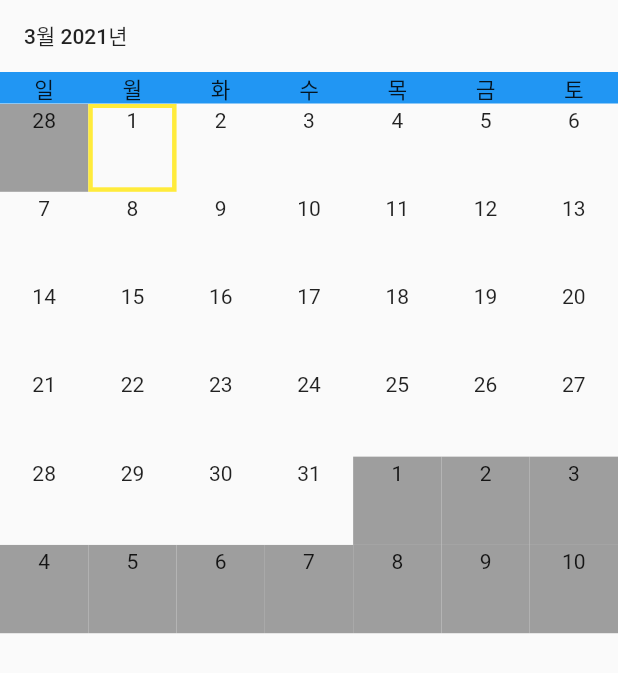
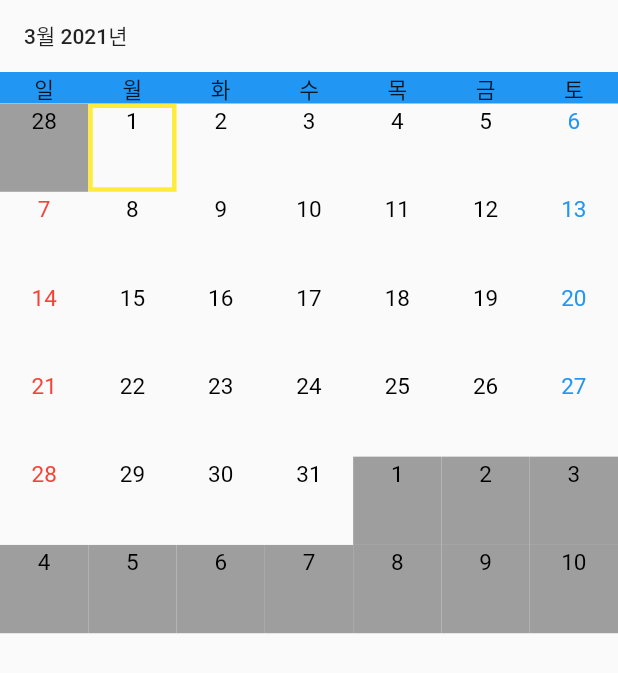
Before and after one commit to soogil/calendar, a Flutter app: the screen it shows after launch, on a phone screen of 412 x 824 dp. Shown: the top 673 px of the screen. Run offline on Flutter 3.47's test engine with Material 2 defaults, Android fonts, the phone set to English and light mode, and no system bars; our stand-ins replace flutter_bloc.

Commit message:
[soogil] 토요일, 일요일 날짜 색상 추가

```diff
--- a/lib/calendar/day/calendar-day.view.dart
+++ b/lib/calendar/day/calendar-day.view.dart
@@ -13,9 +13,9 @@ class CalendarDayView extends StatelessWidget {
   }
 
   Widget _buildUI() {
-    final weekDay = viewModel.itemIndexWeekDay;
+    final indexedFirstWeekDay = viewModel.indexedFirstWeekDay;
     final lastDayOfMonth = viewModel.currentLastDayOfMonth;
-    int prevDayOfMonth = viewModel.prevLastDayOfMonth - weekDay + 1;
+    int prevDayOfMonth = viewModel.prevLastDayOfMonth - indexedFirstWeekDay + 1;
     int nextDayOfMonth = viewModel.nextMonthFirstDay;
 
     return Container(
@@ -24,15 +24,24 @@ class CalendarDayView extends StatelessWidget {
           crossAxisCount: viewModel.daysPerWeek,
         ),
         itemBuilder: (context, index) {
-          final day = index - weekDay + 1;
+          final int day = index - indexedFirstWeekDay + 1;
 
-          if(weekDay > index) {
+          if (indexedFirstWeekDay > index) {
             return _getDayItem(prevDayOfMonth++, color: Colors.grey);
-          } else if(index > lastDayOfMonth + weekDay - 1) {
+          } else if (index > lastDayOfMonth + indexedFirstWeekDay - 1) {
             return _getDayItem(nextDayOfMonth++, color: Colors.grey);
           }
 
-          return _getDayItem(day, borderColor: day == viewModel.currentDay ? Colors.yellow : Colors.transparent);
+          final weekDay = viewModel.weekDay(day: day);
+          final Color textColor = weekDay == DateTime.sunday
+              ? Colors.red : weekDay == DateTime.saturday
+              ? Colors.blue : Colors.black;
+
+          return _getDayItem(
+              day,
+              borderColor: day == viewModel.currentDay ? Colors.yellow : Colors.transparent,
+              textColor: textColor
+          );
         },
         itemCount: TOTAL_CALENDAR_DAY_COUNT,
         shrinkWrap: true,
@@ -41,14 +50,24 @@ class CalendarDayView extends StatelessWidget {
     );
   }
 
-  _getDayItem(int day, {Color color = Colors.transparent, Color borderColor = Colors.transparent}) {
+  _getDayItem(int day, {
+    Color color = Colors.transparent,
+    Color borderColor = Colors.transparent,
+    Color textColor = Colors.black,
+  }) {
     return Container(
       decoration: BoxDecoration(
-        color: color,
-        border: Border.all(color: borderColor, width: 3)
+          color: color,
+          border: Border.all(color: borderColor, width: 3)
       ),
       alignment: Alignment.topCenter,
-      child: Text('$day'),
+      child: Text(
+        '$day',
+        style: TextStyle(
+            color: textColor,
+            fontSize: 15
+        ),
+      ),
     );
   }
 }
--- a/lib/calendar/day/calendar-day.viewmodel.dart
+++ b/lib/calendar/day/calendar-day.viewmodel.dart
@@ -12,16 +12,16 @@ class CalendarDayViewModel {
   DateTime _currentDateTime;
   DateTime _nextDateTime;
 
-  int _getWeekDay(DateTime dateTime) => DateTime(dateTime.year, dateTime.month, 1).weekday;
+  int weekDay({int day = 1}) => DateTime(_currentDateTime.year, _currentDateTime.month, day).weekday;
   int _lastDayOfMonth(DateTime dateTime) => DateTime(dateTime.year, dateTime.month + 1, 0).day;
 
   int get currentDay => _currentDateTime.day;
 
   int get daysPerWeek => DateTime.daysPerWeek;
 
-  int get itemIndexWeekDay => weekDay == 7 ? 0 : weekDay;
+  int get indexedFirstWeekDay => _firstWeekDay == 7 ? 0 : _firstWeekDay;
 
-  int get weekDay => _getWeekDay(_currentDateTime);
+  int get _firstWeekDay => weekDay();
 
   int get nextMonthFirstDay => _nextDateTime.day;
 
```
